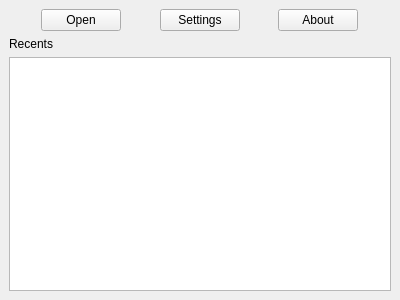
Before: the Qt Designer form lib/ModelRenderer/welcomewindow.ui in KurusView/KurusView, drawn with Qt 5.
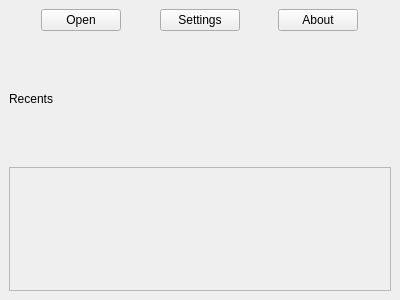
After: the same form once the commit is applied. Icons and pictures are not drawn.

Commit message: Add QFrame recent list

```diff
--- a/lib/ModelRenderer/welcomewindow.ui
+++ b/lib/ModelRenderer/welcomewindow.ui
@@ -104,7 +104,18 @@
      </widget>
     </item>
     <item>
-     <widget class="QListView" name="recentListView"/>
+     <layout class="QGridLayout" name="gridLayout_4">
+      <item row="0" column="0">
+       <widget class="QFrame" name="frame">
+        <property name="frameShape">
+         <enum>QFrame::StyledPanel</enum>
+        </property>
+        <property name="frameShadow">
+         <enum>QFrame::Raised</enum>
+        </property>
+       </widget>
+      </item>
+     </layout>
     </item>
    </layout>
   </widget>
```
The commit also changes 2 other files.
